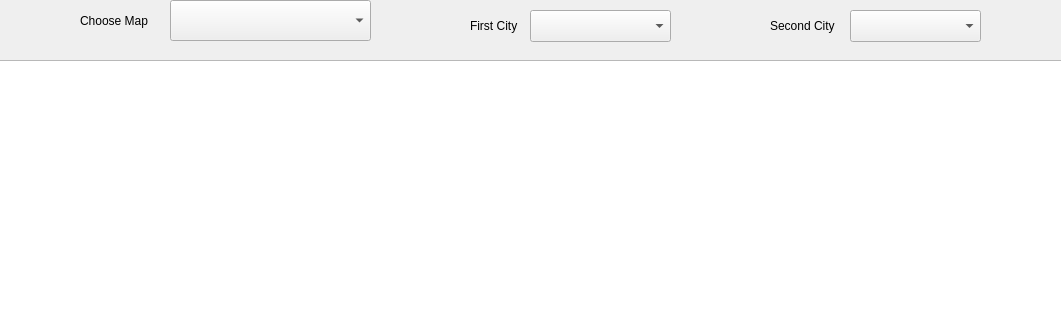
Qt form ui/mainwindow.ui (ziaddevv/Guide_Me_Path_Finder) before a commit; both pictures show x 140 to 1201 and y 0 to 320 of the 1367 by 701 pixel window.
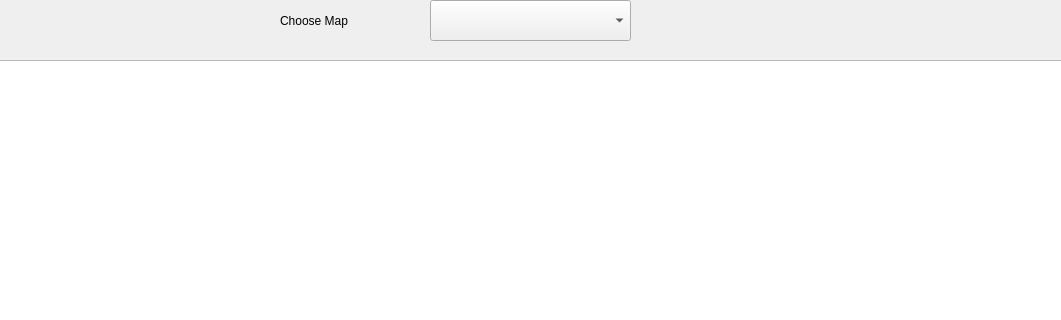
The same form after that commit.

Commit message: updated main window

What changed in the file:
```diff
--- a/ui/mainwindow.ui
+++ b/ui/mainwindow.ui
@@ -14,56 +14,10 @@
    <string>MainWindow</string>
   </property>
   <widget class="QWidget" name="centralwidget">
-   <widget class="QLabel" name="firstCityLbl">
-    <property name="geometry">
-     <rect>
-      <x>610</x>
-      <y>10</y>
-      <width>51</width>
-      <height>31</height>
-     </rect>
-    </property>
-    <property name="text">
-     <string>First City</string>
-    </property>
-   </widget>
-   <widget class="QLabel" name="secondcityLbl">
-    <property name="geometry">
-     <rect>
-      <x>910</x>
-      <y>10</y>
-      <width>71</width>
-      <height>31</height>
-     </rect>
-    </property>
-    <property name="text">
-     <string>Second City</string>
-    </property>
-   </widget>
-   <widget class="QComboBox" name="FirstCityCmb">
-    <property name="geometry">
-     <rect>
-      <x>670</x>
-      <y>10</y>
-      <width>141</width>
-      <height>32</height>
-     </rect>
-    </property>
-   </widget>
-   <widget class="QComboBox" name="secondCityCmb">
-    <property name="geometry">
-     <rect>
-      <x>990</x>
-      <y>10</y>
-      <width>131</width>
-      <height>32</height>
-     </rect>
-    </property>
-   </widget>
    <widget class="QComboBox" name="MapSelectionCmb">
     <property name="geometry">
      <rect>
-      <x>310</x>
+      <x>570</x>
       <y>0</y>
       <width>201</width>
       <height>41</height>
@@ -73,9 +27,9 @@
    <widget class="QLabel" name="firstCityLbl_2">
     <property name="geometry">
      <rect>
-      <x>220</x>
+      <x>420</x>
       <y>10</y>
-      <width>81</width>
+      <width>131</width>
       <height>21</height>
      </rect>
     </property>
```
Left out of the diff: 2 changed lines with no effect on the pictures. The commit also changes 6 other files.
